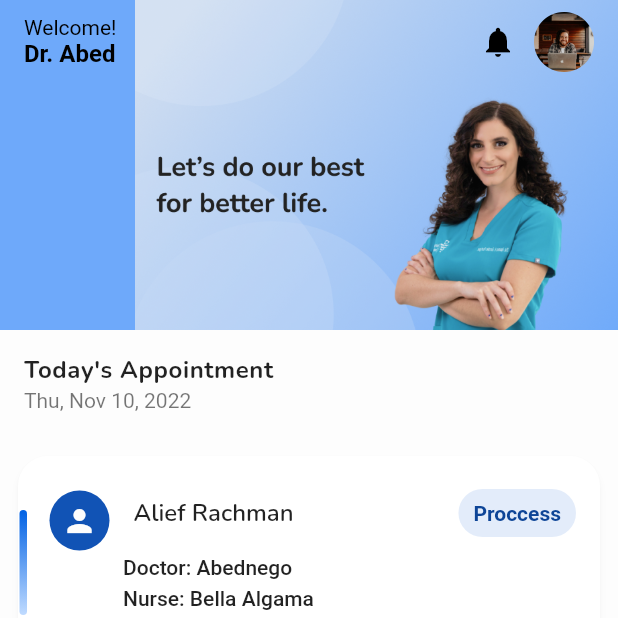
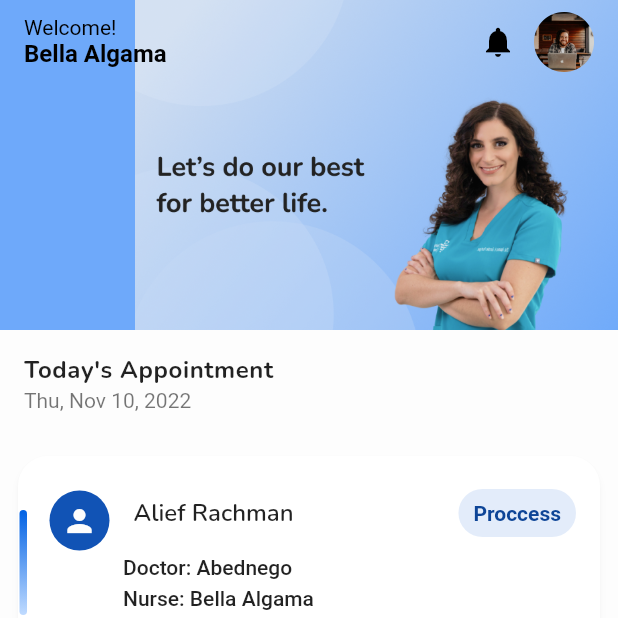
Before and after one commit to HMS-16/HMS-16-nurse-doctor-mobile, a Flutter app: the NavBar screen opened directly, on a phone screen of 412 x 824 dp, the top half of it. Run offline on Flutter 3.47's test engine with Material 2 defaults, Android fonts, the phone set to English and light mode, and no system bars; drawn by our look-alikes of badges; our stand-ins replace animated_splash_screen, carousel_slider, chat_bubbles, flutter_otp_text_field, google_fonts, smooth_page_indicator.

Commit message:
homepage nurse

```diff
--- a/lib/screens/navbar/home/homepage.dart
+++ b/lib/screens/navbar/home/homepage_doctor.dart
@@ -1,18 +1,19 @@
 import 'package:badges/badges.dart';
 import 'package:flutter/material.dart';
+import 'package:hms_16/screens/navbar/schedule/doctor/view_schedule_bydoctor.dart';
 import 'package:hms_16/screens/notification.dart';
 import 'package:hms_16/screens/profile/profile.dart';
 import 'package:hms_16/utils/constant.dart';
 import 'package:hms_16/widget/navpush_transition.dart';
 
-class HomePage extends StatefulWidget {
-  const HomePage({super.key});
+class HomePageDoctor extends StatefulWidget {
+  const HomePageDoctor({super.key});
 
   @override
-  State<HomePage> createState() => _HomePageState();
+  State<HomePageDoctor> createState() => _HomePageDoctorState();
 }
 
-class _HomePageState extends State<HomePage> {
+class _HomePageDoctorState extends State<HomePageDoctor> {
   @override
   Widget build(BuildContext context) {
     return Scaffold(
@@ -96,7 +97,11 @@ class CardHomepage extends StatelessWidget {
       padding: const EdgeInsets.all(8.0),
       child: Stack(
         children: [
-          Card(
+          InkWell(
+            onTap: () {
+                    navPushTransition(context, ViewScheduleDoctor());
+                  },
+            child: Card(
               shadowColor: Color.fromRGBO(111, 111, 111, 0.12),
               shape:
                   RoundedRectangleBorder(borderRadius: BorderRadius.circular(20)),
@@ -162,6 +167,7 @@ class CardHomepage extends StatelessWidget {
                 ],
               ),
             ),
+          ),
           Positioned(
               top: 40,
               left: 5,
--- /dev/null
+++ b/lib/screens/navbar/home/homepage_nurse.dart
@@ -0,0 +1,197 @@
+import 'package:badges/badges.dart';
+import 'package:flutter/material.dart';
+import 'package:hms_16/screens/navbar/schedule/nurse/view_schedule_bynurse.dart';
+import 'package:hms_16/screens/notification.dart';
+import 'package:hms_16/screens/profile/profile.dart';
+import 'package:hms_16/utils/constant.dart';
+import 'package:hms_16/widget/navpush_transition.dart';
+
+class HomePageNurse extends StatefulWidget {
+  const HomePageNurse({super.key});
+
+  @override
+  State<HomePageNurse> createState() => _HomePageNurseState();
+}
+
+class _HomePageNurseState extends State<HomePageNurse> {
+  @override
+  Widget build(BuildContext context) {
+    return Scaffold(
+      backgroundColor: cWhiteBase,
+      body: CustomScrollView(
+        slivers: [
+          SliverAppBar(
+            automaticallyImplyLeading: false,
+            title: RichText(
+              text: TextSpan(
+                children: <TextSpan>[
+                  TextSpan(
+                      text: "\nBella Algama",
+                      style: TextStyle(
+                          fontWeight: FontWeight.w700,
+                          fontSize: 16,
+                          color: cBlack))
+                ],
+                text: "Welcome!",
+                style: TextStyle(
+                    fontWeight: FontWeight.w400, fontSize: 14, color: cBlack),
+              ),
+            ),
+            actions: [
+              IconButton(
+                onPressed: () {
+                  navPushTransition(context, const NotificationPage());
+                },
+                icon: const Icon(Icons.notifications),
+              ),
+              Padding(
+                padding: const EdgeInsets.only(right: 16),
+                child: InkWell(
+                  onTap: () {
+                    navPushTransition(context, const ProfilePage());
+                  },
+                  child: const CircleAvatar(
+                    backgroundColor: Colors.transparent,
+                    child: Image(image: AssetImage("assets/images/avatar.png")),
+                  ),
+                ),
+              )
+            ],
+            iconTheme: IconThemeData(color: cBlack),
+            floating: true,
+            pinned: true,
+            backgroundColor: Color.fromRGBO(110, 169, 250, 1),
+            expandedHeight: 220,
+            flexibleSpace: const FlexibleSpaceBar(
+              background: Image(
+                  alignment: Alignment.bottomRight,
+                  image: AssetImage("assets/images/Banner.png")),
+            ),
+          ),
+          const SliverToBoxAdapter(
+            child: ListTile(
+              title: Text("Today's Appointment",
+                  style: TextStyle(
+                      fontWeight: FontWeight.bold, letterSpacing: 0.4)),
+              subtitle: Text("Thu, Nov 10, 2022"),
+            ),
+          ),
+          SliverList(
+              delegate: SliverChildBuilderDelegate((context, index) {
+            return const CardHomepage();
+          }, childCount: 7))
+        ],
+      ),
+    );
+  }
+}
+
+class CardHomepage extends StatelessWidget {
+  const CardHomepage({
+    Key? key,
+  }) : super(key: key);
+
+  @override
+  Widget build(BuildContext context) {
+    return Padding(
+      padding: const EdgeInsets.all(8.0),
+      child: Stack(
+        children: [
+          InkWell(
+            onTap: () {
+              navPushTransition(context, ViewScheduleNurse());
+            },
+            child: Card(
+              shadowColor: Color.fromRGBO(111, 111, 111, 0.12),
+              shape: RoundedRectangleBorder(
+                  borderRadius: BorderRadius.circular(20)),
+              elevation: 2,
+              child: Column(
+                children: [
+                  SizedBox(
+                    height: 10,
+                  ),
+                  ListTile(
+                    onTap: () {
+                      navPushTransition(context, ViewScheduleNurse());
+                    },
+                    leading: Padding(
+                      padding: const EdgeInsets.fromLTRB(5, 10, 0, 0),
+                      child: CircleAvatar(
+                          backgroundColor: cPrimaryBase,
+                          child: Icon(
+                            Icons.person,
+                            color: cWhiteBase,
+                          )),
+                    ),
+                    title: const Text(
+                      "Alief Rachman",
+                      style:
+                          TextStyle(fontWeight: FontWeight.w600, fontSize: 16),
+                    ),
+                    trailing: Badge(
+                      elevation: 0,
+                      badgeColor: const Color.fromRGBO(227, 236, 250, 1),
+                      padding: EdgeInsets.fromLTRB(10, 8, 10, 8),
+                      shape: BadgeShape.square,
+                      borderRadius: BorderRadius.circular(20),
+                      toAnimate: false,
+                      badgeContent: const Text(
+                        "Proccess",
+                        style: TextStyle(
+                            color: Color.fromRGBO(14, 69, 151, 1),
+                            fontWeight: FontWeight.w600),
+                      ),
+                    ),
+                  ),
+                  Container(
+                    alignment: Alignment.centerLeft,
+                    margin: const EdgeInsets.fromLTRB(70, 0, 0, 5),
+                    child: const Text(
+                      "Doctor: Abednego",
+                      style: TextStyle(fontWeight: FontWeight.w500),
+                    ),
+                  ),
+                  Container(
+                    alignment: Alignment.centerLeft,
+                    margin: const EdgeInsets.fromLTRB(70, 0, 0, 5),
+                    child: const Text(
+                      "Nurse: Bella Algama",
+                      style: TextStyle(fontWeight: FontWeight.w500),
+                    ),
+                  ),
+                  Container(
+                    alignment: Alignment.centerLeft,
+                    margin: const EdgeInsets.fromLTRB(70, 0, 0, 20),
+                    child: Text(
+                      "1.30 pm - 2.30 pm",
+                      style: TextStyle(color: Colors.grey.shade600),
+                    ),
+                  )
+                ],
+              ),
+            ),
+          ),
+          Positioned(
+              top: 40,
+              left: 5,
+              child: Container(
+                height: 70,
+                width: 5,
+                decoration: BoxDecoration(
+                    gradient: const LinearGradient(
+                      colors: [
+                        Color.fromRGBO(0, 97, 228, 1),
+                        Color.fromRGBO(192, 219, 255, 1),
+                      ],
+                      begin: Alignment.topCenter,
+                      end: Alignment.bottomCenter,
+                    ),
+                    // color: Colors.blue,
+                    borderRadius: BorderRadius.circular(30)),
+              ))
+        ],
+      ),
+    );
+  }
+}
--- a/lib/screens/navbar/navbar.dart
+++ b/lib/screens/navbar/navbar.dart
@@ -1,5 +1,5 @@
 import 'package:flutter/material.dart';
-import 'package:hms_16/screens/navbar/home/homepage.dart';
+import 'package:hms_16/screens/navbar/home/homepage_nurse.dart';
 import 'package:hms_16/screens/navbar/message/message.dart';
 import 'package:hms_16/screens/navbar/patient/patient_screen.dart';
 import 'package:hms_16/screens/navbar/schedule/nurse/view_schedule_bynurse.dart';
@@ -15,7 +15,7 @@ class NavBar extends StatefulWidget {
 class _NavBarState extends State<NavBar> {
   int currenticon = 0;
   final screen = [
-    const HomePage(),
+    const HomePageNurse(),
     const PatientScreen(),
     const ViewScheduleNurse(),
     const Message(),
--- a/lib/screens/navbar/navbardoc.dart
+++ b/lib/screens/navbar/navbardoc.dart
@@ -1,5 +1,6 @@
 import 'package:flutter/material.dart';
-import 'package:hms_16/screens/navbar/home/homepage.dart';
+import 'package:hms_16/screens/navbar/home/homepage_doctor.dart';
+import 'package:hms_16/screens/navbar/home/homepage_nurse.dart';
 import 'package:hms_16/screens/navbar/message/message.dart';
 import 'package:hms_16/screens/navbar/patient/patient_screen.dart';
 import 'package:hms_16/screens/navbar/schedule/doctor/view_schedule_bydoctor.dart';
@@ -14,7 +15,7 @@ class NavBarDoc extends StatefulWidget {
 class _NavBarDocState extends State<NavBarDoc> {
   int currenticon = 0;
   final screen = [
-    const HomePage(),
+    const HomePageDoctor(),
     const PatientScreen(),
     const ViewScheduleDoctor(),
     const Message(),
```
Lines whose indentation alone changed are shown as unchanged.
